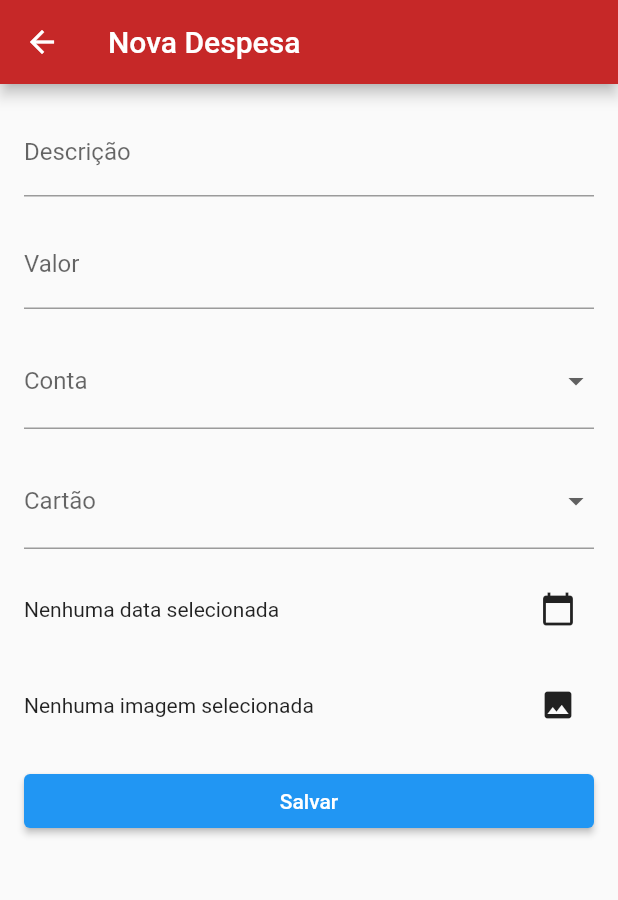
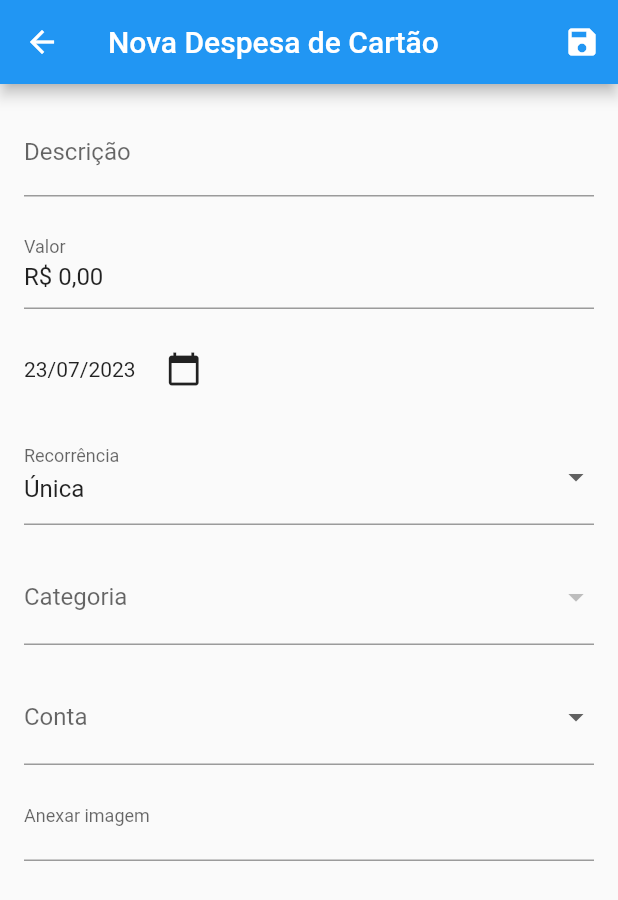
Before and after one commit to abeeatriz/da_minha_conta, a Flutter app: the screen it shows after launch, after a tap on "Nova Despesa", on a phone screen of 412 x 824 dp. Shown: the top 900 px of the screen. Run offline on Flutter 3.47's test engine with Material 2 defaults, Android fonts, the phone set to English and light mode, and no system bars; our stand-ins replace extended_masked_text, image_picker, sqflite; accounts and stored records are empty.

Commit message:
Fix screen nova despesa

```diff
--- a/lib/screens/despesas/nova_despesa.dart
+++ b/lib/screens/despesas/nova_despesa.dart
@@ -1,49 +1,130 @@
 import 'dart:io';
+import 'package:da_minha_conta/dao/categoria_dao.dart';
+import 'package:da_minha_conta/dao/conta_dao.dart';
+import 'package:da_minha_conta/dao/database_helper.dart';
+import 'package:da_minha_conta/dao/despesa_conta_dao.dart';
+import 'package:da_minha_conta/dao/despesa_dao.dart';
+import 'package:da_minha_conta/dao/transacao_dao.dart';
+import 'package:da_minha_conta/model/categoria.dart';
+import 'package:da_minha_conta/model/conta.dart';
+import 'package:da_minha_conta/model/depesaConta.dart';
+import 'package:da_minha_conta/model/despesa.dart';
+import 'package:da_minha_conta/model/transacao.dart';
+import 'package:extended_masked_text/extended_masked_text.dart';
 import 'package:flutter/material.dart';
 import 'package:image_picker/image_picker.dart';
+import 'package:intl/intl.dart';
 
 class NovaDespesa extends StatefulWidget {
+  const NovaDespesa({Key? key}) : super(key: key);
+
   @override
-  _NovaDespesaState createState() => _NovaDespesaState();
+  NovaDespesaState createState() => NovaDespesaState();
 }
 
-class _NovaDespesaState extends State<NovaDespesa> {
-  final GlobalKey<FormState> _formKey = GlobalKey<FormState>();
-  TextEditingController _descricaoController = TextEditingController();
-  TextEditingController _valorController = TextEditingController();
-  String? _contaSelecionada;
-  String? _cartaoSelecionado;
-  DateTime? _dataSelecionada;
+class NovaDespesaState extends State<NovaDespesa> {
+  final _formKey = GlobalKey<FormState>();
+  final _db = DatabaseHelper();
+
+  final TextEditingController _descricaoController = TextEditingController();
+  final _valorController = MoneyMaskedTextController(
+    leftSymbol: 'R\$ ',
+    decimalSeparator: ',',
+  );
+
+  List<Categoria> _categorias = [];
+  List<Conta> _contas = [];
+  DateTime _data = DateTime.now();
+  String _recorrencia = 'Única';
+  Categoria? _categoriaSelecionada;
   File? _imagemSelecionada;
+  Conta? _contaSelecionada;
 
-  List<String> _contas = [
-    'Conta 1',
-    'Conta 2',
-    'Conta 3'
-  ]; // Exemplo de lista de contas
-  List<String> _cartoes = [
-    'Cartão 1',
-    'Cartão 2',
-    'Cartão 3'
-  ]; // Exemplo de lista de cartões
+  final List<String> _recorrenciaOptions = [
+    'Única',
+    'Diária',
+    'Semanal',
+    'Mensal',
+    'Anual',
+  ];
+
+  @override
+  void initState() {
+    super.initState();
+    carregarContas();
+    carregarCategorias();
+  }
+
+  Future<void> carregarContas() async {
+    List<Conta> contas = await ContaDAO(_db).getContas();
+
+    setState(() {
+      _contas = contas;
+    });
+  }
+
+  Future<void> carregarCategorias() async {
+    List<Categoria> categorias = await CategoriaDAO(_db).getCategorias();
+
+    setState(() {
+      _categorias = categorias;
+    });
+  }
 
   Future<void> _selectDate() async {
-    final DateTime? picked = await showDatePicker(
+    final picked = await showDatePicker(
       context: context,
-      initialDate: DateTime.now(),
+      initialDate: _data,
       firstDate: DateTime(2020),
       lastDate: DateTime(2025),
     );
-    if (picked != null && picked != _dataSelecionada) {
+    if (picked != null && picked != _data) {
       setState(() {
-        _dataSelecionada = picked;
+        _data = picked;
       });
     }
   }
 
+  void saveDespesaCartao() async {
+    if (_formKey.currentState!.validate()) {
+      final descricao = _descricaoController.text;
+      final valor = _valorController.numberValue;
+      final recorrencia = _recorrencia;
+      final data = _data;
+
+      Transacao transacao = Transacao(descricao: descricao, valor: valor, data: data, recorrencia: recorrencia);
+      Despesa despesa = Despesa(transacao: transacao, categoria: _categoriaSelecionada!);
+      DespesaConta despesaConta = DespesaConta(despesa: despesa, conta: _contaSelecionada!);
+
+      int idInserido = await DespesaContaDAO(_db, DespesaDAO(_db, TransacaoDAO(_db), CategoriaDAO(_db)), ContaDAO(_db))
+          .insertDespesaConta(despesaConta);
+
+      if (idInserido != 0) {
+        WidgetsBinding.instance.addPostFrameCallback((_) {
+          ScaffoldMessenger.of(context).showSnackBar(
+            SnackBar(
+              content: Text(
+                'Despesa inserida com sucesso! ID: $idInserido',
+              ),
+            ),
+          );
+        });
+      } else {
+        WidgetsBinding.instance.addPostFrameCallback((_) {
+          ScaffoldMessenger.of(context).showSnackBar(
+            const SnackBar(
+              content: Text(
+                'Falha ao inserir o registro.',
+              ),
+            ),
+          );
+        });
+      }
+    }
+  }
+
   Future<void> _selectImage() async {
-    final pickedFile =
-        await ImagePicker().pickImage(source: ImageSource.gallery);
+    final pickedFile = await ImagePicker().pickImage(source: ImageSource.gallery);
     if (pickedFile != null) {
       setState(() {
         _imagemSelecionada = File(pickedFile.path);
@@ -51,135 +132,141 @@ class _NovaDespesaState extends State<NovaDespesa> {
     }
   }
 
-  void _submitForm() {
-    if (_formKey.currentState!.validate()) {
-      // Processar o formulário
-      // Aqui você pode salvar os dados no banco de dados ou realizar outras ações necessárias
-      // Você pode acessar os valores dos campos usando os controladores ou as variáveis de estado (_descricaoController.text, _valorController.text, etc.)
-      // Também pode acessar a imagem selecionada (_imagemSelecionada)
-    }
-  }
-
   @override
   Widget build(BuildContext context) {
     return Scaffold(
       appBar: AppBar(
-        title: Text('Nova Despesa'),
-        backgroundColor: Colors.red[800],
+        title: const Text('Nova Despesa de Cartão'),
+        actions: [
+          IconButton(
+            icon: const Icon(Icons.save),
+            onPressed: saveDespesaCartao,
           ),
-      body: Padding(
+        ],
+      ),
+      body: SingleChildScrollView(
         padding: const EdgeInsets.all(16.0),
         child: Form(
           key: _formKey,
-          child: SingleChildScrollView(
           child: Column(
             crossAxisAlignment: CrossAxisAlignment.stretch,
             children: [
               TextFormField(
                 controller: _descricaoController,
-                  decoration: InputDecoration(labelText: 'Descrição'),
+                decoration: const InputDecoration(
+                  labelText: 'Descrição',
+                ),
                 validator: (value) {
-                    if (value == null || value.isEmpty) {
-                      return 'Por favor, insira uma descrição';
+                  if (value?.isEmpty == true) {
+                    return 'Por favor, informe a descrição';
                   }
                   return null;
                 },
               ),
-                SizedBox(height: 16.0),
+              const SizedBox(height: 16.0),
               TextFormField(
+                decoration: const InputDecoration(labelText: 'Valor'),
                 controller: _valorController,
-                  decoration: InputDecoration(labelText: 'Valor'),
                 keyboardType: TextInputType.number,
                 validator: (value) {
-                    if (value == null || value.isEmpty) {
-                      return 'Por favor, insira um valor';
+                  if (value?.isEmpty == true) {
+                    return 'Por favor, informe o valor';
                   }
                   return null;
                 },
               ),
-                SizedBox(height: 16.0),
+              const SizedBox(height: 16.0),
+              Row(
+                children: [
+                  Text(DateFormat('dd/MM/yyyy').format(_data)),
+                  const SizedBox(width: 8.0),
+                  IconButton(
+                    icon: const Icon(Icons.calendar_today),
+                    onPressed: _selectDate,
+                  ),
+                ],
+              ),
+              const SizedBox(height: 16.0),
               DropdownButtonFormField<String>(
-                  decoration: InputDecoration(labelText: 'Conta'),
-                  value: _contaSelecionada,
+                decoration: const InputDecoration(labelText: 'Recorrência'),
+                value: _recorrencia,
                 onChanged: (value) {
                   setState(() {
-                      _contaSelecionada = value;
+                    _recorrencia = value ?? _recorrenciaOptions.first;
                   });
                 },
-                  items: _contas.map((conta) {
+                items: _recorrenciaOptions.map((option) {
                   return DropdownMenuItem<String>(
-                      value: conta,
-                      child: Text(conta),
+                    value: option,
+                    child: Text(option),
                   );
                 }).toList(),
                 validator: (value) {
                   if (value == null) {
+                    return 'Por favor, selecione a recorrência';
+                  }
+                  return null;
+                },
+              ),
+              const SizedBox(height: 16.0),
+              DropdownButtonFormField<Categoria>(
+                value: _categoriaSelecionada,
+                onChanged: (categoria) {
+                  setState(() {
+                    _categoriaSelecionada = categoria;
+                  });
+                },
+                items: _categorias.map((categoria) {
+                  return DropdownMenuItem<Categoria>(
+                    value: categoria,
+                    child: Text(categoria.descricao),
+                  );
+                }).toList(),
+                decoration: const InputDecoration(
+                  labelText: 'Categoria',
+                ),
+                validator: (categoria) {
+                  if (categoria == null) {
+                    return 'Por favor, selecione uma categoria';
+                  }
+                  return null;
+                },
+              ),
+              const SizedBox(height: 16.0),
+              DropdownButtonFormField<Conta>(
+                value: _contaSelecionada,
+                onChanged: (conta) {
+                  setState(() {
+                    _contaSelecionada = conta;
+                  });
+                },
+                items: _contas.map((conta) {
+                  return DropdownMenuItem<Conta>(
+                    value: conta,
+                    child: Text(conta.descricao),
+                  );
+                }).toList(),
+                decoration: const InputDecoration(
+                  labelText: 'Conta',
+                ),
+                validator: (conta) {
+                  if (conta == null || conta.id == null) {
                     return 'Por favor, selecione uma conta';
                   }
                   return null;
                 },
               ),
-                SizedBox(height: 16.0),
-                DropdownButtonFormField<String>(
-                  decoration: InputDecoration(labelText: 'Cartão'),
-                  value: _cartaoSelecionado,
-                  onChanged: (value) {
-                    setState(() {
-                      _cartaoSelecionado = value;
-                    });
+              const SizedBox(height: 16.0),
+              InkWell(
+                onTap: () {
+                  _selectImage();
                 },
-                  items: _cartoes.map((cartao) {
-                    return DropdownMenuItem<String>(
-                      value: cartao,
-                      child: Text(cartao),
-                    );
-                  }).toList(),
-                  validator: (value) {
-                    if (value == null) {
-                      return 'Por favor, selecione um cartão';
-                    }
-                    return null;
-                  },
-                ),
-                SizedBox(height: 16.0),
-                Row(
-                  children: [
-                    Expanded(
-                      child: Text(
-                        _dataSelecionada != null
-                            ? 'Data selecionada: ${_dataSelecionada!.day}/${_dataSelecionada!.month}/${_dataSelecionada!.year}'
-                            : 'Nenhuma data selecionada',
+                child: InputDecorator(
+                  decoration: const InputDecoration(labelText: 'Anexar imagem'),
+                  child: _imagemSelecionada != null ? Image.file(_imagemSelecionada!) : const SizedBox(),
                 ),
               ),
-                    IconButton(
-                      icon: Icon(Icons.calendar_today),
-                      onPressed: _selectDate,
-                    ),
             ],
-                ),
-                SizedBox(height: 16.0),
-                Row(
-                  children: [
-                    Expanded(
-                      child: Text(
-                        _imagemSelecionada != null
-                            ? 'Imagem selecionada'
-                            : 'Nenhuma imagem selecionada',
-                      ),
-                    ),
-                    IconButton(
-                      icon: Icon(Icons.image),
-                      onPressed: _selectImage,
-                    ),
-                  ],
-                ),
-                SizedBox(height: 16.0),
-                ElevatedButton(
-                  onPressed: _submitForm,
-                  child: Text('Salvar'),
-                ),
-              ],
-            ),
           ),
         ),
       ),
```
Lines whose indentation alone changed are shown as unchanged.
